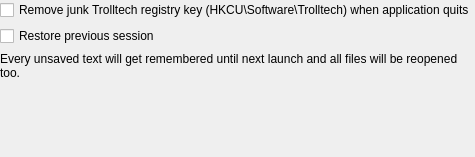
Qt form src/libtextosaurus/saurus/gui/settings/settingsgeneral.ui (martinrotter/textosaurus) before a commit.
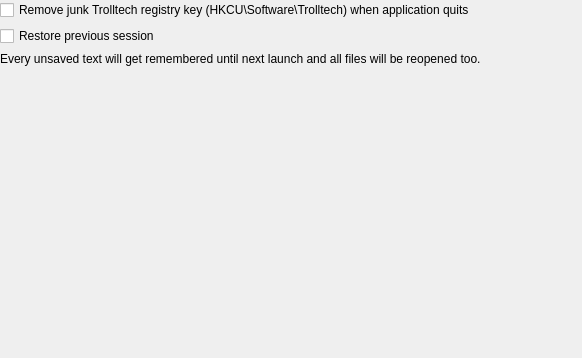
The same form after that commit.

Commit message: Fixed restoring of currently visible document when restoring session.

```diff
--- a/src/libtextosaurus/saurus/gui/settings/settingsgeneral.ui
+++ b/src/libtextosaurus/saurus/gui/settings/settingsgeneral.ui
@@ -6,11 +6,11 @@
    <rect>
     <x>0</x>
     <y>0</y>
-    <width>459</width>
-    <height>157</height>
+    <width>582</width>
+    <height>358</height>
    </rect>
   </property>
-  <layout class="QFormLayout" name="formLayout">
+  <layout class="QVBoxLayout" name="verticalLayout">
    <property name="leftMargin">
     <number>0</number>
    </property>
@@ -23,21 +23,21 @@
    <property name="bottomMargin">
     <number>0</number>
    </property>
-   <item row="0" column="0">
+   <item>
     <widget class="QCheckBox" name="m_checkRemoveTrolltechJunk">
      <property name="text">
       <string>Remove junk Trolltech registry key (HKCU\Software\Trolltech) when application quits</string>
      </property>
     </widget>
    </item>
-   <item row="1" column="0">
+   <item>
     <widget class="QCheckBox" name="m_checkRestoreSession">
      <property name="text">
       <string>Restore previous session</string>
      </property>
     </widget>
    </item>
-   <item row="2" column="0" colspan="2">
+   <item>
     <widget class="QLabel" name="m_lblRestoreSession">
      <property name="text">
       <string>Every unsaved text will get remembered until next launch and all files will be reopened too.</string>
@@ -50,6 +50,19 @@
      </property>
     </widget>
    </item>
+   <item>
+    <spacer name="verticalSpacer">
+     <property name="orientation">
+      <enum>Qt::Vertical</enum>
+     </property>
+     <property name="sizeHint" stdset="0">
+      <size>
+       <width>20</width>
+       <height>255</height>
+      </size>
+     </property>
+    </spacer>
+   </item>
   </layout>
  </widget>
  <tabstops>
```
The commit also changes 1 other file.
